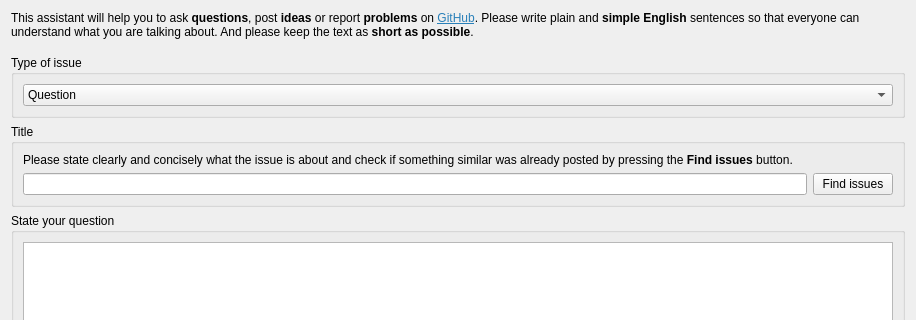
First picture: the form in src/dialogs/issueassistantdialog.ui, repository pbek/QOwnNotes, before the edit; both pictures show x 0 to 916 and y 0 to 320 of the 916 by 800 pixel window.
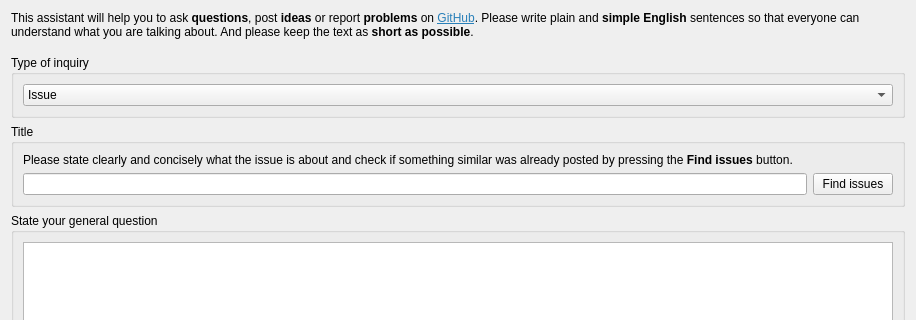
Second picture: the form after the edit. Icons and pictures are not drawn. Custom widgets are drawn as their Qt base class.

Commit message: issue assistant restructuring

```diff
--- a/src/dialogs/issueassistantdialog.ui
+++ b/src/dialogs/issueassistantdialog.ui
@@ -214,14 +214,14 @@
        <item row="0" column="1">
         <widget class="QGroupBox" name="issueTypeGroupBox">
          <property name="title">
-          <string notr="true">Type of issue</string>
+          <string notr="true">Type of inquiry</string>
          </property>
          <layout class="QGridLayout" name="gridLayout_3">
           <item row="0" column="0">
            <widget class="QComboBox" name="issueTypeComboBox">
             <item>
              <property name="text">
-              <string notr="true">Question</string>
+              <string notr="true">Issue</string>
              </property>
             </item>
             <item>
@@ -254,7 +254,7 @@
        <item row="2" column="1">
         <widget class="QGroupBox" name="questionGroupBox">
          <property name="title">
-          <string notr="true">State your question</string>
+          <string notr="true">State your general question</string>
          </property>
          <layout class="QHBoxLayout" name="horizontalLayout_3">
           <item>
```
Left out of the diff: 2 changed lines with no effect on the pictures. The commit also changes 7 other files.
